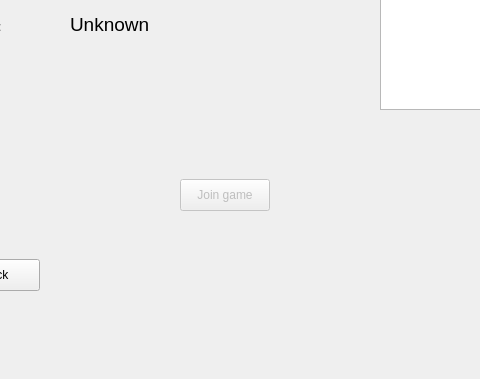
The window that client/views/protoroomview.ui (cavoke-project/cavoke) describes before a commit, drawn with Qt 5; both pictures show x 110 to 590 and y 221 to 600 of the 800 by 600 pixel window.
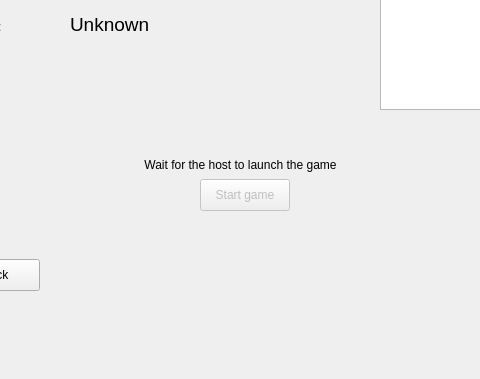
The same window after the commit.

Patch:
```diff
--- a/client/views/protoroomview.ui
+++ b/client/views/protoroomview.ui
@@ -104,14 +104,14 @@
     </property>
     <property name="geometry">
      <rect>
-      <x>290</x>
+      <x>310</x>
       <y>400</y>
       <width>90</width>
       <height>32</height>
      </rect>
     </property>
     <property name="text">
-     <string>Join game</string>
+     <string>Start game</string>
     </property>
     <property name="checkable">
      <bool>false</bool>
@@ -188,7 +188,7 @@
     <property name="geometry">
      <rect>
       <x>200</x>
-      <y>350</y>
+      <y>330</y>
       <width>291</width>
       <height>31</height>
      </rect>
@@ -197,6 +197,22 @@
      <string/>
     </property>
    </widget>
+   <widget class="QLabel" name="waitForHostLabel">
+    <property name="geometry">
+     <rect>
+      <x>200</x>
+      <y>370</y>
+      <width>301</width>
+      <height>31</height>
+     </rect>
+    </property>
+    <property name="text">
+     <string>Wait for the host to launch the game</string>
+    </property>
+    <property name="alignment">
+     <set>Qt::AlignCenter</set>
+    </property>
+   </widget>
   </widget>
   <widget class="QMenuBar" name="menubar">
    <property name="geometry">
```
